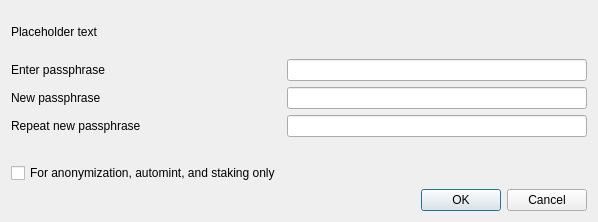
THETCR/core, file src/qt/forms/askpassphrasedialog.ui: the form before one commit.
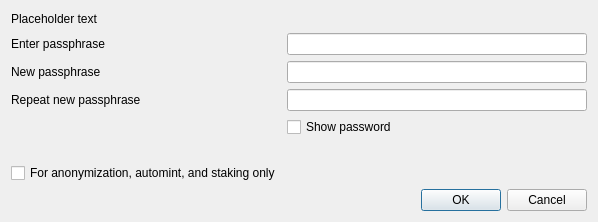
The form after the commit.

Commit message: [QT] Update QT

Diff of the .ui file:
```diff
--- a/src/qt/forms/askpassphrasedialog.ui
+++ b/src/qt/forms/askpassphrasedialog.ui
@@ -93,6 +93,13 @@
       </widget>
      </item>
      <item row="3" column="1">
+      <widget class="QCheckBox" name="toggleShowPasswordButton">
+       <property name="text">
+        <string>Show password</string>
+       </property>
+      </widget>
+     </item>
+     <item row="4" column="1">
       <widget class="QLabel" name="capsLabel">
        <property name="font">
         <font>
@@ -108,7 +115,7 @@
        </property>
       </widget>
      </item>
-     <item row="4" column="0">
+     <item row="5" column="0">
       <widget class="QCheckBox" name="anonymizationCheckBox">
        <property name="enabled">
         <bool>true</bool>
```
